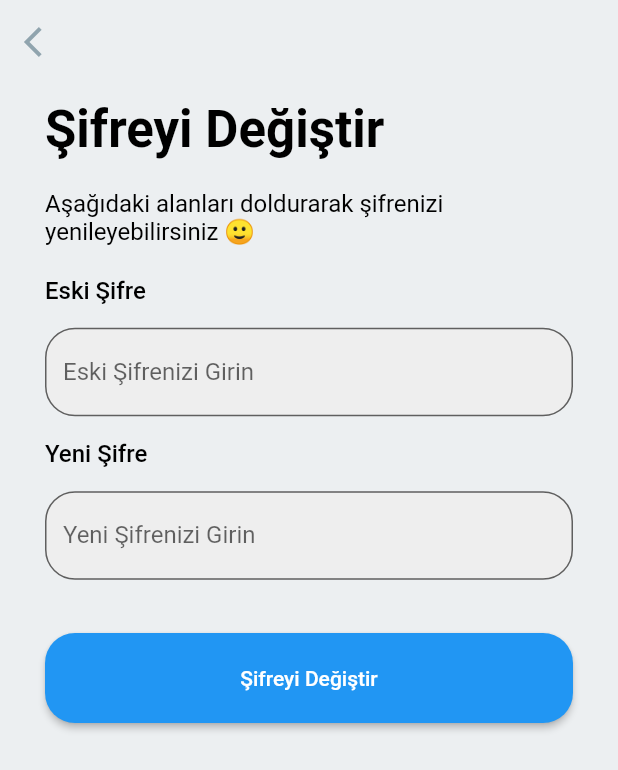
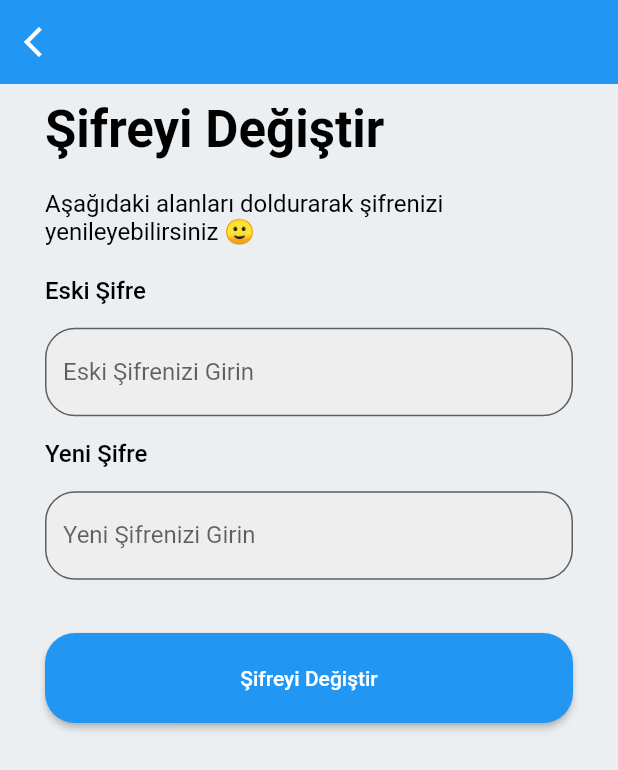
Before and after one commit to SezerKaynak/pomo2do, a Flutter app: the EditPassword screen opened directly, on a phone screen of 412 x 824 dp. Shown: the top 770 px of the screen. Run offline on Flutter 3.47's test engine with Material 2 defaults, Android fonts, the light colour scheme and no system bars; our stand-ins replace cached_network_image, cloud_firestore, firebase_auth, firebase_core, firebase_storage, flutter_smart_dialog and 1 more; missing offline and left inert: firestore_search; accounts and stored records are empty.

Commit message:
Update edit password's appbar

```diff
--- a/lib/pages/edit_password.dart
+++ b/lib/pages/edit_password.dart
@@ -49,12 +49,11 @@ class _EditPasswordState extends State<EditPassword> {
     return Scaffold(
       backgroundColor: Colors.blueGrey[50],
       appBar: AppBar(
-        backgroundColor: Colors.transparent,
         leading: IconButton(
             onPressed: () {
               Navigator.pop(context);
             },
-            icon: Icon(Icons.arrow_back_ios, color: Colors.blueGrey[300])),
+            icon: const Icon(Icons.arrow_back_ios, color: Colors.white)),
         actions: [
           if (isLoading)
             Padding(
```
